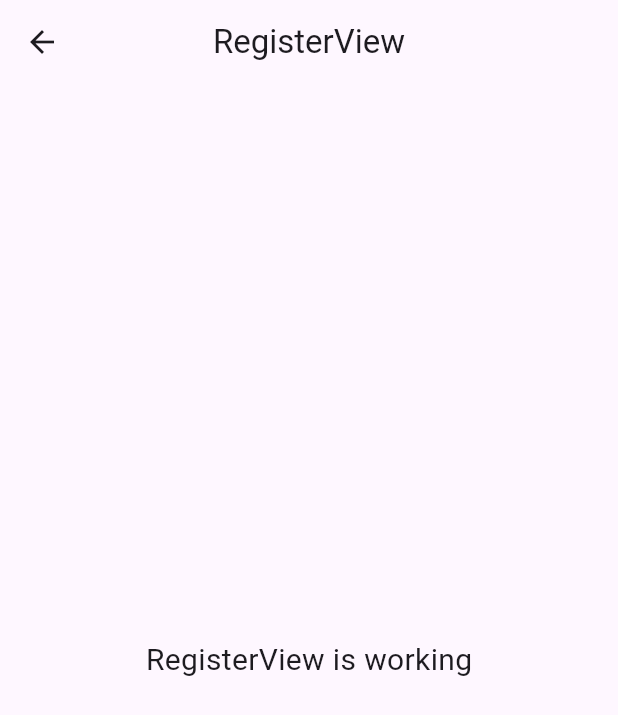
After one commit to hafizprasejarah/bukubuku_2-role-Peminjam, a Flutter app: the RegisterView screen opened by its route, on a phone screen of 412 x 824 dp. The commit adds this screen. Shown: the top 715 px of the screen. Run offline on Flutter 3.47's test engine with Material 3 defaults, Android fonts, the phone set to English and light mode, and no system bars; our stand-ins replace get.

Commit message:
first commit

```diff
--- /dev/null
+++ b/lib/app/modules/register/views/register_view.dart
@@ -0,0 +1,24 @@
+import 'package:flutter/material.dart';
+
+import 'package:get/get.dart';
+
+import '../controllers/register_controller.dart';
+
+class RegisterView extends GetView<RegisterController> {
+  const RegisterView({Key? key}) : super(key: key);
+  @override
+  Widget build(BuildContext context) {
+    return Scaffold(
+      appBar: AppBar(
+        title: const Text('RegisterView'),
+        centerTitle: true,
+      ),
+      body: const Center(
+        child: Text(
+          'RegisterView is working',
+          style: TextStyle(fontSize: 20),
+        ),
+      ),
+    );
+  }
+}
--- a/lib/app/routes/app_routes.dart
+++ b/lib/app/routes/app_routes.dart
@@ -4,9 +4,13 @@ part of 'app_pages.dart';
 abstract class Routes {
   Routes._();
   static const HOME = _Paths.HOME;
+  static const LOGIN = _Paths.LOGIN;
+  static const REGISTER = _Paths.REGISTER;
 }
 
 abstract class _Paths {
   _Paths._();
   static const HOME = '/home';
+  static const LOGIN = '/login';
+  static const REGISTER = '/register';
 }
--- a/lib/main.dart
+++ b/lib/main.dart
@@ -7,6 +7,7 @@ import 'app/routes/app_pages.dart';
 void main() {
   runApp(
     GetMaterialApp(
+      debugShowCheckedModeBanner: false,
       title: "Application",
       initialRoute: AppPages.INITIAL,
       getPages: AppPages.routes,
```
Also changed, not shown: lib/app/modules/login/bindings/login_binding.dart (added, +12 -0 lines), lib/app/modules/login/controllers/login_controller.dart (added, +23 -0 lines), lib/app/modules/login/views/login_view.dart (added, +24 -0 lines), lib/app/modules/register/bindings/register_binding.dart (added, +12 -0 lines), lib/app/modules/register/controllers/register_controller.dart (added, +23 -0 lines), lib/app/routes/app_pages.dart (+14 -0 lines).
